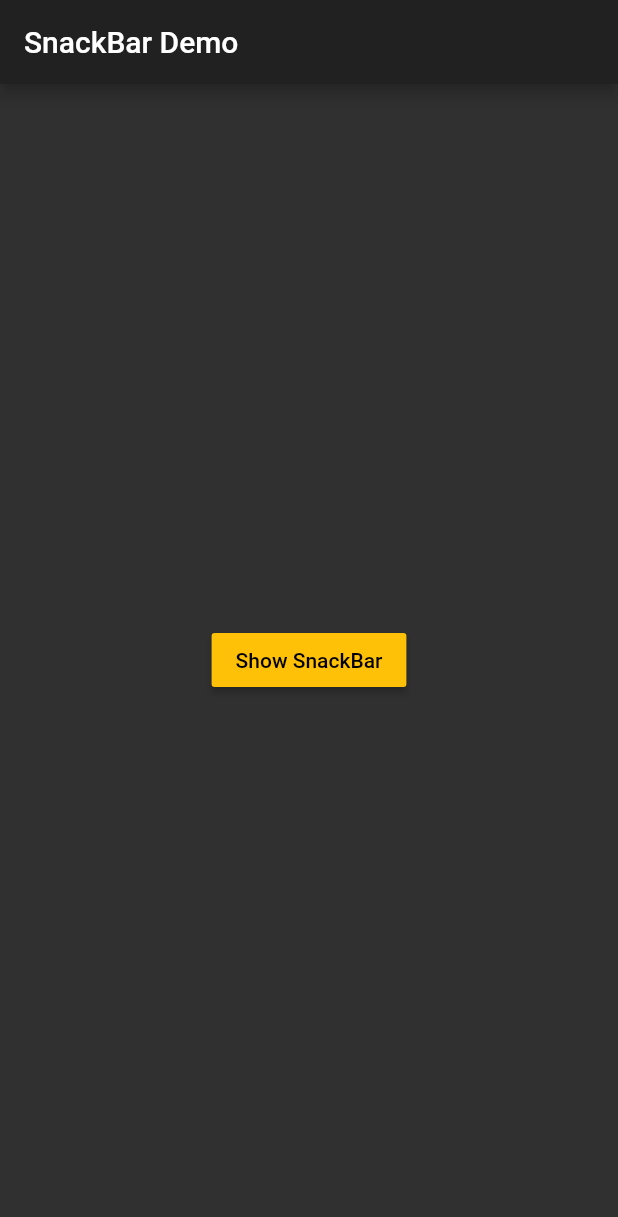
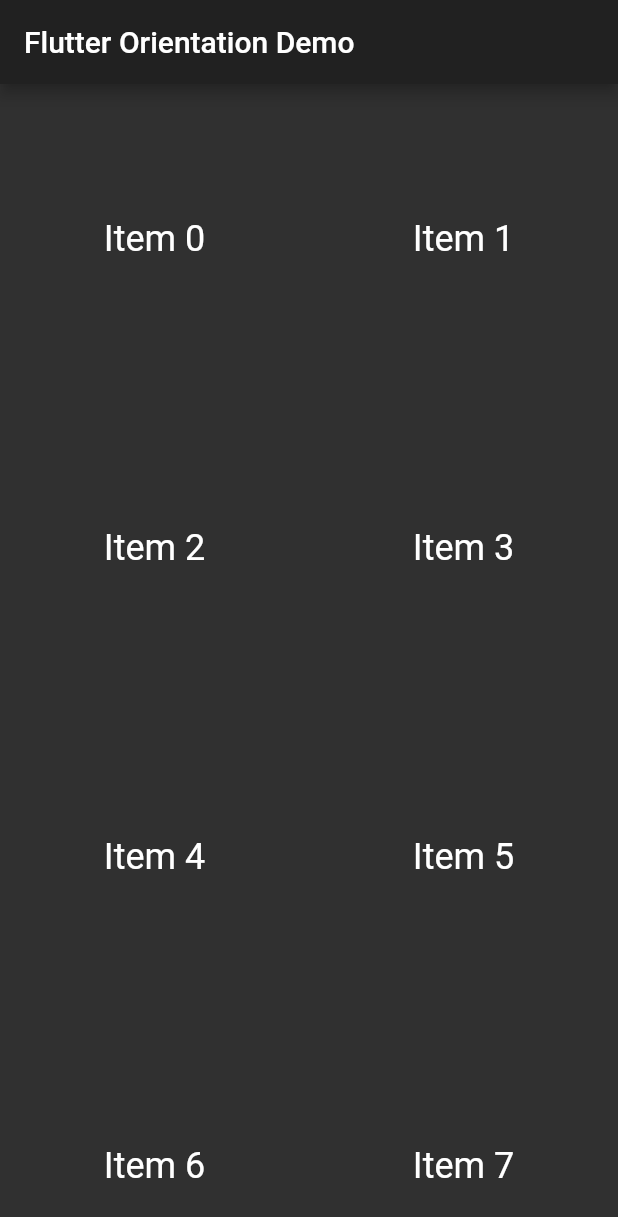
Before and after one commit to vcardona/displaying_snackbars, a Flutter app: the screen it shows after launch, on a phone screen of 412 x 824 dp. Shown: the top 1217 px of the screen. Run offline on Flutter 3.47's test engine with Material 2 defaults, Android fonts, the phone set to English and light mode, and no system bars.

Commit message:
Add UI Orientation Example

```diff
--- a/lib/main.dart
+++ b/lib/main.dart
@@ -1,52 +1,50 @@
 import 'package:flutter/material.dart';
 
-void main() => runApp(SnackBarDemo());
+void main() {
+  runApp(MyApp());
+}
 
-class SnackBarDemo extends StatelessWidget {
+class MyApp extends StatelessWidget {
   @override
   Widget build(BuildContext context) {
+    final appTitle = 'Flutter Orientation Demo';
+
     return MaterialApp(
-      title: 'SnackBar Demo',
+      title: appTitle,
       theme: ThemeData.dark(),
-      home: Scaffold(
-        appBar: AppBar(
-          title: Text('SnackBar Demo'),
-        ),
-        body: SnackBarPage(),
+      home: OrientationList(
+        title: appTitle,
       ),
     );
   }
 }
 
-class SnackBarPage extends StatelessWidget {
+class OrientationList extends StatelessWidget {
+  final String title;
+
+  OrientationList({Key key, this.title}) : super(key: key);
+
   @override
   Widget build(BuildContext context) {
-    return Center(
-      child: RaisedButton(
-        color: Colors.amber,
-        onPressed: () {
-          final snackBar = SnackBar(
-            content: Text(
-              'Yay! A SnackBar!',
-              style: TextStyle(color: Colors.amber),
-            ),
-            backgroundColor: Color(0Xffc400),
-            action: SnackBarAction(
-              label: 'Undo',
-              onPressed: () {
-                // Some code to undo the change!
-              },
-            ),
+    return Scaffold(
+      appBar: AppBar(title: Text(title)),
+      body: OrientationBuilder(
+        builder: (context, orientation) {
+          return GridView.count(
+            // Create a grid with 2 columns in portrait mode, or 3 columns in
+            // landscape mode.
+            crossAxisCount: orientation == Orientation.portrait ? 2 : 3,
+            // Generate 100 Widgets that display their index in the List
+            children: List.generate(100, (index) {
+              return Center(
+                child: Text(
+                  'Item $index',
+                  style: Theme.of(context).textTheme.headline,
+                ),
+              );
+            }),
           );
-
-          // Find the Scaffold in the Widget tree and use it to show a SnackBar!
-          // Encontrar el Scaffold por medio del of, se hace usando el Inherited Widget
-          Scaffold.of(context).showSnackBar(snackBar);
         },
-        child: Text(
-          'Show SnackBar',
-          style: TextStyle(color: Colors.black),
-        ),
       ),
     );
   }
```
Also changed, not shown: UIOrientation..gif (added), 1 other file.
